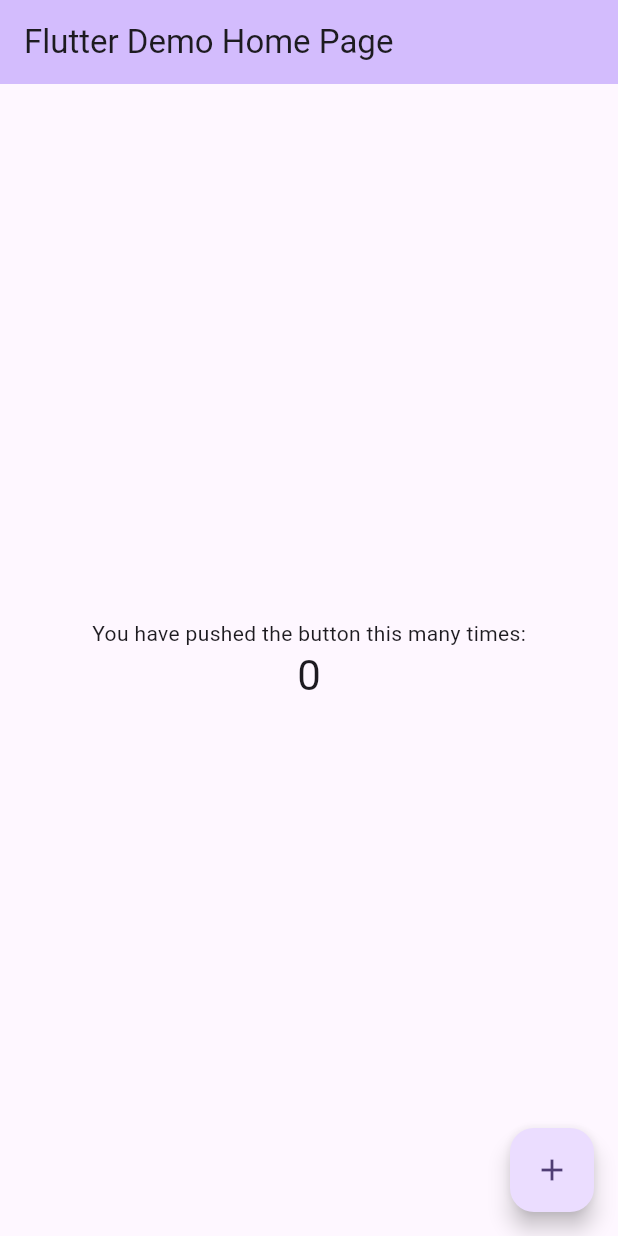
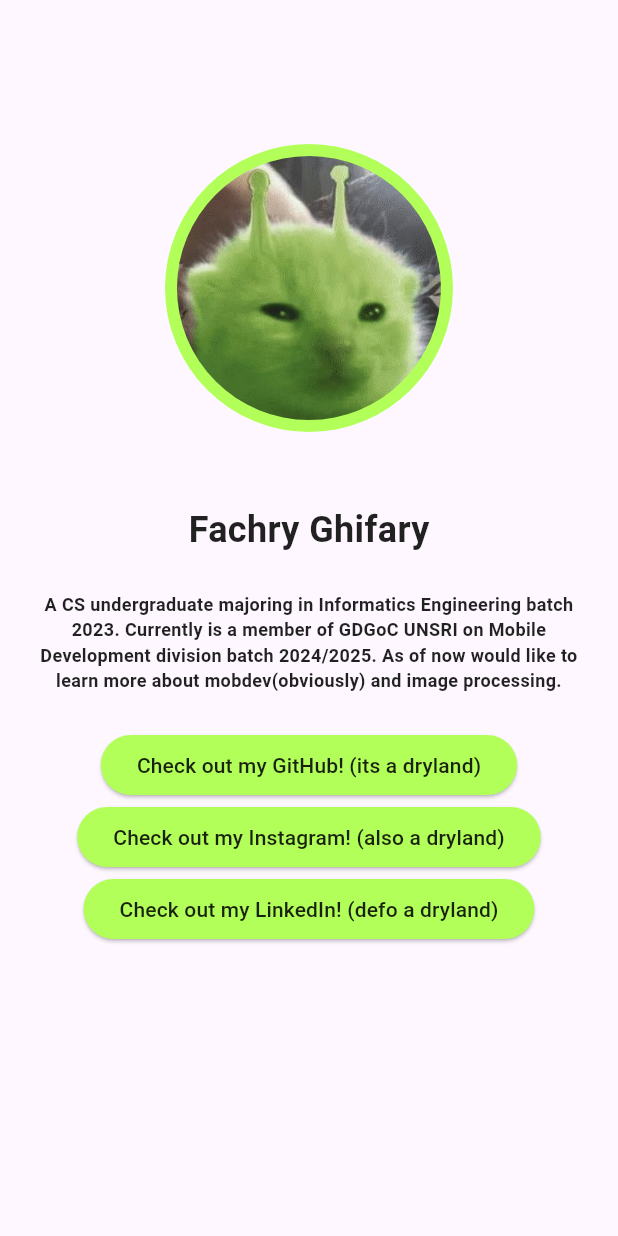
Before and after one commit to FarhanAbelRantisi/MD-Division-Learning, a Flutter app: the screen it shows after launch, on a phone screen of 412 x 824 dp. Run offline on Flutter 3.47's test engine with Material 3 defaults, Android fonts, the phone set to English and light mode, and no system bars.

Commit message:
feat: adding simple profile page in app folder (#25)
* docs: adding fachryghifary folder and its readme

* docs: adding NIM

* docs: adding spaces before NIM and changing paragraph to bullets point to 'tidying up' the readme

* docs: fixing gdgoc batch and adding major batch

* feat: adding calculator cli based and flutter template

* feat: adding simple profile page in app folder

* docs: adding preview of simple profile page ui on readme

* fix: making debug flag disappear and for now deleting theme on materialapp

```diff
--- a/fachryghifary/app/flutter_app/lib/main.dart
+++ b/fachryghifary/app/flutter_app/lib/main.dart
@@ -1,4 +1,5 @@
 import 'package:flutter/material.dart';
+import 'package:flutter_app/views/simple_profile_page.dart';
 
 void main() {
   runApp(const MyApp());
@@ -7,119 +8,13 @@
 class MyApp extends StatelessWidget {
   const MyApp({super.key});
 
-  // This widget is the root of your application.
   @override
   Widget build(BuildContext context) {
     return MaterialApp(
-      title: 'Flutter Demo',
-      theme: ThemeData(
-        // This is the theme of your application.
-        //
-        // TRY THIS: Try running your application with "flutter run". You'll see
-        // the application has a purple toolbar. Then, without quitting the app,
-        // try changing the seedColor in the colorScheme below to Colors.green
-        // and then invoke "hot reload" (save your changes or press the "hot
-        // reload" button in a Flutter-supported IDE, or press "r" if you used
-        // the command line to start the app).
-        //
-        // Notice that the counter didn't reset back to zero; the application
-        // state is not lost during the reload. To reset the state, use hot
-        // restart instead.
-        //
-        // This works for code too, not just values: Most code changes can be
-        // tested with just a hot reload.
-        colorScheme: ColorScheme.fromSeed(seedColor: Colors.deepPurple),
-        useMaterial3: true,
+      debugShowCheckedModeBanner: false,
+      home: Scaffold(
+        body: SimpleProfilePage(),
       ),
-      home: const MyHomePage(title: 'Flutter Demo Home Page'),
     );
   }
 }
-
-class MyHomePage extends StatefulWidget {
-  const MyHomePage({super.key, required this.title});
-
-  // This widget is the home page of your application. It is stateful, meaning
-  // that it has a State object (defined below) that contains fields that affect
-  // how it looks.
-
-  // This class is the configuration for the state. It holds the values (in this
-  // case the title) provided by the parent (in this case the App widget) and
-  // used by the build method of the State. Fields in a Widget subclass are
-  // always marked "final".
-
-  final String title;
-
-  @override
-  State<MyHomePage> createState() => _MyHomePageState();
-}
-
-class _MyHomePageState extends State<MyHomePage> {
-  int _counter = 0;
-
-  void _incrementCounter() {
-    setState(() {
-      // This call to setState tells the Flutter framework that something has
-      // changed in this State, which causes it to rerun the build method below
-      // so that the display can reflect the updated values. If we changed
-      // _counter without calling setState(), then the build method would not be
-      // called again, and so nothing would appear to happen.
-      _counter++;
-    });
-  }
-
-  @override
-  Widget build(BuildContext context) {
-    // This method is rerun every time setState is called, for instance as done
-    // by the _incrementCounter method above.
-    //
-    // The Flutter framework has been optimized to make rerunning build methods
-    // fast, so that you can just rebuild anything that needs updating rather
-    // than having to individually change instances of widgets.
-    return Scaffold(
-      appBar: AppBar(
-        // TRY THIS: Try changing the color here to a specific color (to
-        // Colors.amber, perhaps?) and trigger a hot reload to see the AppBar
-        // change color while the other colors stay the same.
-        backgroundColor: Theme.of(context).colorScheme.inversePrimary,
-        // Here we take the value from the MyHomePage object that was created by
-        // the App.build method, and use it to set our appbar title.
-        title: Text(widget.title),
-      ),
-      body: Center(
-        // Center is a layout widget. It takes a single child and positions it
-        // in the middle of the parent.
-        child: Column(
-          // Column is also a layout widget. It takes a list of children and
-          // arranges them vertically. By default, it sizes itself to fit its
-          // children horizontally, and tries to be as tall as its parent.
-          //
-          // Column has various properties to control how it sizes itself and
-          // how it positions its children. Here we use mainAxisAlignment to
-          // center the children vertically; the main axis here is the vertical
-          // axis because Columns are vertical (the cross axis would be
-          // horizontal).
-          //
-          // TRY THIS: Invoke "debug painting" (choose the "Toggle Debug Paint"
-          // action in the IDE, or press "p" in the console), to see the
-          // wireframe for each widget.
-          mainAxisAlignment: MainAxisAlignment.center,
-          children: <Widget>[
-            const Text(
-              'You have pushed the button this many times:',
-            ),
-            Text(
-              '$_counter',
-              style: Theme.of(context).textTheme.headlineMedium,
-            ),
-          ],
-        ),
-      ),
-      floatingActionButton: FloatingActionButton(
-        onPressed: _incrementCounter,
-        tooltip: 'Increment',
-        child: const Icon(Icons.add),
-      ), // This trailing comma makes auto-formatting nicer for build methods.
-    );
-  }
-}
--- /dev/null
+++ b/fachryghifary/app/flutter_app/lib/views/simple_profile_page.dart
@@ -0,0 +1,132 @@
+import 'package:flutter/material.dart';
+import 'package:url_launcher/url_launcher.dart';
+
+class SimpleProfilePage extends StatelessWidget {
+  SimpleProfilePage({super.key});
+
+  // i think i will make it more clean next time, for now imma just put all the abstraction here
+  final Color liGreenAcc = Colors.lightGreenAccent;
+  final Color bl87 = Colors.black87;
+
+  final String _profileImagePath = 'assets/glorp_car.jpg';
+  final double _constSize = 96.0;
+
+  final String _devName = 'Fachry Ghifary';
+  final String _aboutDev =
+      'A CS undergraduate majoring in Informatics Engineering batch 2023. Currently is a member of GDGoC UNSRI on Mobile Development division batch 2024/2025. As of now would like to learn more about mobdev(obviously) and image processing.';
+
+  final Uri _githubUrl = Uri.parse('https://github.com/githubbingry');
+  final Uri _instagramUrl = Uri.parse('https://www.instagram.com/fchry_4/');
+  final Uri _linkedinUrl =
+      Uri.parse('https://www.linkedin.com/in/fachry-ghifary-563b4b296/');
+
+  final String _githubText = 'Check out my GitHub! (its a dryland)';
+  final String _instagramText = 'Check out my Instagram! (also a dryland)';
+  final String _linkedinText = 'Check out my LinkedIn! (defo a dryland)';
+
+  Future<void> _launchGithubUrl() async {
+    if (!await launchUrl(_githubUrl)) {
+      throw Exception('Could not launch $_githubUrl');
+    }
+  }
+
+  Future<void> _launchInstagramUrl() async {
+    if (!await launchUrl(_instagramUrl)) {
+      throw Exception('Could not launch $_instagramUrl');
+    }
+  }
+
+  Future<void> _launchLinkedinUrl() async {
+    if (!await launchUrl(_linkedinUrl)) {
+      throw Exception('Could not launch $_linkedinUrl');
+    }
+  }
+
+  Widget _profilePic() {
+    return CircleAvatar(
+      radius: _constSize,
+      backgroundColor: liGreenAcc,
+      child: Padding(
+        padding: EdgeInsets.all(_constSize / 12), // Border radius
+        child: ClipOval(
+          child: Image(
+            image: AssetImage(_profileImagePath),
+          ),
+        ),
+      ),
+    );
+  }
+
+  List<Widget> _devDesc() {
+    return [
+      Text(
+        _devName,
+        style: TextStyle(
+          color: bl87,
+          fontSize: _constSize / 4,
+          fontWeight: FontWeight.bold,
+        ),
+      ),
+      Padding(
+        padding: EdgeInsets.all(_constSize / 4),
+        child: Text(
+          _aboutDev,
+          textAlign: TextAlign.center,
+          style: TextStyle(
+            color: bl87,
+            fontSize: _constSize / 8,
+            fontWeight: FontWeight.bold,
+          ),
+        ),
+      ),
+    ];
+  }
+
+  List<Widget> _socialMedia() {
+    return [
+      ElevatedButton(
+        onPressed: _launchGithubUrl,
+        style: ElevatedButton.styleFrom(
+          backgroundColor: liGreenAcc,
+          foregroundColor: bl87,
+        ),
+        child: Text(_githubText),
+      ),
+      ElevatedButton(
+        onPressed: _launchInstagramUrl,
+        style: ElevatedButton.styleFrom(
+          backgroundColor: liGreenAcc,
+          foregroundColor: bl87,
+        ),
+        child: Text(_instagramText),
+      ),
+      ElevatedButton(
+        onPressed: _launchLinkedinUrl,
+        style: ElevatedButton.styleFrom(
+          backgroundColor: liGreenAcc,
+          foregroundColor: bl87,
+        ),
+        child: Text(_linkedinText),
+      ),
+    ];
+  }
+
+  @override
+  Widget build(BuildContext context) {
+    return Center(
+      child: Column(
+        children: [
+          SizedBox(
+            height: _constSize,
+          ),
+          _profilePic(),
+          SizedBox(
+            height: _constSize / 2,
+          ),
+          ..._devDesc(),
+          ..._socialMedia(),
+        ],
+      ),
+    );
+  }
+}
--- a/fachryghifary/app/flutter_app/pubspec.yaml
+++ b/fachryghifary/app/flutter_app/pubspec.yaml
@@ -35,6 +35,7 @@ dependencies:
   # The following adds the Cupertino Icons font to your application.
   # Use with the CupertinoIcons class for iOS style icons.
   cupertino_icons: ^1.0.6
+  url_launcher: ^6.3.1
 
 dev_dependencies:
   flutter_test:
@@ -63,6 +64,9 @@ flutter:
   #   - images/a_dot_burr.jpeg
   #   - images/a_dot_ham.jpeg
 
+  assets:
+    - assets/
+
   # An image asset can refer to one or more resolution-specific "variants", see
   # https://flutter.dev/assets-and-images/#resolution-aware
 
```
Also changed, not shown: fachryghifary/app/flutter_app/UI/simple profile page UI.png (added), fachryghifary/app/flutter_app/assets/glorp_car.jpg (added), fachryghifary/app/flutter_app/pubspec.lock, 6 other files.
